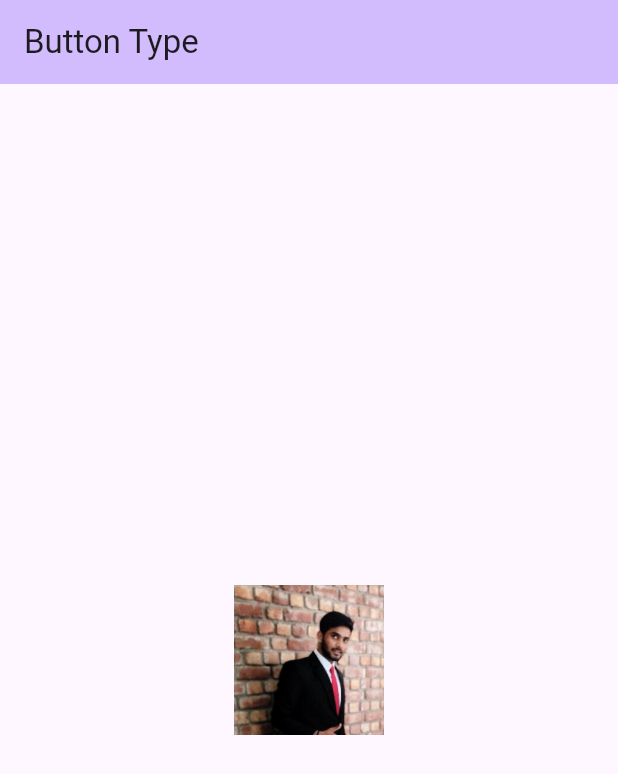
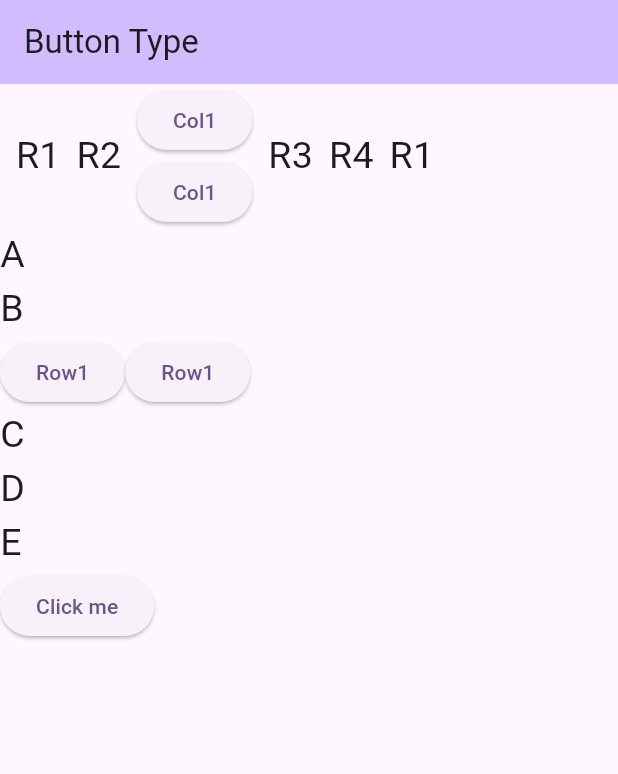
Before and after one commit to jainsourab99/FlutterAllTypeofButton, a Flutter app: the screen it shows after launch, on a phone screen of 412 x 824 dp. Shown: the top 774 px of the screen. Run offline on Flutter 3.47's test engine with Material 3 defaults, Android fonts, the phone set to English and light mode, and no system bars.

Commit message:
Column and Row

```diff
--- a/lib/main.dart
+++ b/lib/main.dart
@@ -78,20 +78,49 @@ class _MyHomePageState extends State<MyHomePage> {
     // than having to individually change instances of widgets.
     return Scaffold(
       appBar: AppBar(
-        // TRY THIS: Try changing the color here to a specific color (to
-        // Colors.amber, perhaps?) and trigger a hot reload to see the AppBar
-        // change color while the other colors stay the same.
         backgroundColor: Theme.of(context).colorScheme.inversePrimary,
         // Here we take the value from the MyHomePage object that was created by
         // the App.build method, and use it to set our appbar title.
         title: const Text("Button Type"),
       ),
-      body: Center(
-          child: Container(
-            height: 100,
-              width: 100,
-              child: Image.asset('assets/images/photo.png'),
-          ),
+      body: Container(
+        // height: 300,
+        width: 300,
+        child: Column(
+          mainAxisAlignment: MainAxisAlignment.start,
+          crossAxisAlignment: CrossAxisAlignment.start,
+          children:<Widget> [
+             Row(
+              mainAxisAlignment: MainAxisAlignment.spaceEvenly,
+              children: [
+                Text('R1', style: TextStyle(fontSize: 25),),
+                Text("R2", style: TextStyle(fontSize: 25),),
+                Column(
+                  children: [
+                    ElevatedButton(onPressed: () {}, child: Text("Col1")),
+                    ElevatedButton(onPressed: () {}, child: Text("Col1")),
+                  ],
+                ),
+                Text("R3", style: TextStyle(fontSize: 25),),
+                Text("R4", style: TextStyle(fontSize: 25),),
+                Text("R1", style: TextStyle(fontSize: 25),),
+                // ElevatedButton(onPressed: () {}, child: Text("Click me")),
+              ],
+            ),
+            Text('A', style: TextStyle(fontSize: 25),),
+            Text("B", style: TextStyle(fontSize: 25),),
+            Row(
+              children:[
+              ElevatedButton(onPressed: () {}, child: Text("Row1")),
+              ElevatedButton(onPressed: () {}, child: Text("Row1")),
+              ],
+            ),
+            Text("C", style: TextStyle(fontSize: 25),),
+            Text("D", style: TextStyle(fontSize: 25),),
+            Text("E", style: TextStyle(fontSize: 25),),
+            ElevatedButton(onPressed: () {}, child: Text("Click me")),
+          ],
+        ),
       )
 
       // This trailing comma makes auto-formatting nicer for build methods.
```
